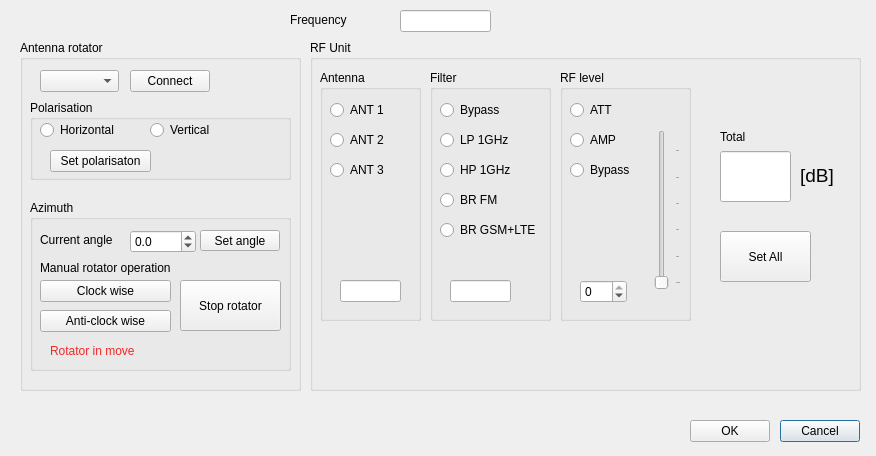
Before: the Qt Designer form rfusetting.ui in petrsvobodnik/DP, drawn with Qt 5.
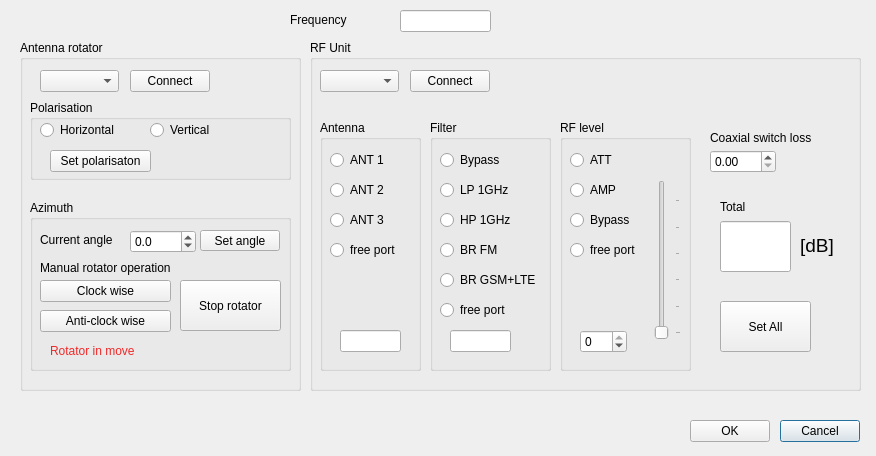
After: the same form once the commit is applied.

What changed in the file:
```diff
--- a/rfusetting.ui
+++ b/rfusetting.ui
@@ -340,7 +340,7 @@
     <property name="geometry">
      <rect>
       <x>490</x>
-      <y>120</y>
+      <y>190</y>
       <width>59</width>
       <height>31</height>
      </rect>
@@ -358,7 +358,7 @@
     <property name="geometry">
      <rect>
       <x>410</x>
-      <y>111</y>
+      <y>181</y>
       <width>71</width>
       <height>51</height>
      </rect>
@@ -379,7 +379,7 @@
     <property name="geometry">
      <rect>
       <x>10</x>
-      <y>30</y>
+      <y>80</y>
       <width>101</width>
       <height>251</height>
      </rect>
@@ -445,12 +445,28 @@
       </rect>
      </property>
     </widget>
+    <widget class="QRadioButton" name="RBantfree">
+     <property name="geometry">
+      <rect>
+       <x>10</x>
+       <y>120</y>
+       <width>100</width>
+       <height>20</height>
+      </rect>
+     </property>
+     <property name="text">
+      <string>free port</string>
+     </property>
+     <attribute name="buttonGroup">
+      <string notr="true">RBgroupANT</string>
+     </attribute>
+    </widget>
    </widget>
    <widget class="QLabel" name="label_4">
     <property name="geometry">
      <rect>
       <x>410</x>
-      <y>90</y>
+      <y>160</y>
       <width>59</width>
       <height>14</height>
      </rect>
@@ -463,7 +479,7 @@
     <property name="geometry">
      <rect>
       <x>410</x>
-      <y>191</y>
+      <y>261</y>
       <width>91</width>
       <height>51</height>
      </rect>
@@ -476,7 +492,7 @@
     <property name="geometry">
      <rect>
       <x>250</x>
-      <y>30</y>
+      <y>80</y>
       <width>131</width>
       <height>251</height>
      </rect>
@@ -582,12 +598,28 @@
       <number>0</number>
      </property>
     </widget>
+    <widget class="QRadioButton" name="RBlevelfree">
+     <property name="geometry">
+      <rect>
+       <x>10</x>
+       <y>120</y>
+       <width>100</width>
+       <height>20</height>
+      </rect>
+     </property>
+     <property name="text">
+      <string>free port</string>
+     </property>
+     <attribute name="buttonGroup">
+      <string notr="true">RBgroupLEVEL</string>
+     </attribute>
+    </widget>
    </widget>
    <widget class="QGroupBox" name="GBfilter">
     <property name="geometry">
      <rect>
       <x>120</x>
-      <y>30</y>
+      <y>80</y>
       <width>121</width>
       <height>251</height>
      </rect>
@@ -685,6 +717,68 @@
       <string notr="true">RBgroupFILT</string>
      </attribute>
     </widget>
+    <widget class="QRadioButton" name="RBfiltfree">
+     <property name="geometry">
+      <rect>
+       <x>10</x>
+       <y>180</y>
+       <width>100</width>
+       <height>20</height>
+      </rect>
+     </property>
+     <property name="text">
+      <string>free port</string>
+     </property>
+     <attribute name="buttonGroup">
+      <string notr="true">RBgroupFILT</string>
+     </attribute>
+    </widget>
+   </widget>
+   <widget class="QDoubleSpinBox" name="SBswitchLoss">
+    <property name="geometry">
+     <rect>
+      <x>400</x>
+      <y>110</y>
+      <width>66</width>
+      <height>23</height>
+     </rect>
+    </property>
+   </widget>
+   <widget class="QLabel" name="label_7">
+    <property name="geometry">
+     <rect>
+      <x>400</x>
+      <y>90</y>
+      <width>131</width>
+      <height>16</height>
+     </rect>
+    </property>
+    <property name="text">
+     <string>Coaxial switch loss</string>
+    </property>
+   </widget>
+   <widget class="QPushButton" name="PBconnectAU">
+    <property name="geometry">
+     <rect>
+      <x>100</x>
+      <y>30</y>
+      <width>80</width>
+      <height>22</height>
+     </rect>
+    </property>
+    <property name="text">
+     <string>Connect</string>
+    </property>
+   </widget>
+   <widget class="QComboBox" name="CBserialPortAU">
+    <property name="geometry">
+     <rect>
+      <x>10</x>
+      <y>30</y>
+      <width>79</width>
+      <height>22</height>
+     </rect>
+    </property>
    </widget>
   </widget>
  </widget>
```
Left out of the diff: 4 changed lines with no effect on the pictures.
